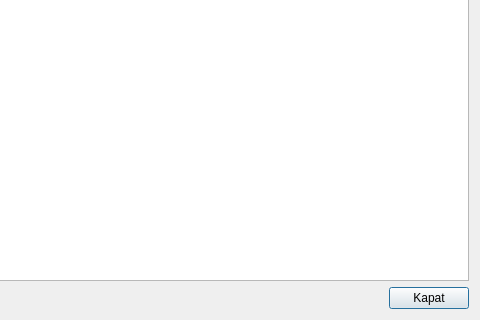
This is listele.ui in ekcdr/bahcesehirbitirme as Qt 5 draws it before an edit; both pictures show x 179 to 659 and y 131 to 451 of the 659 by 451 pixel window. The edited form follows.
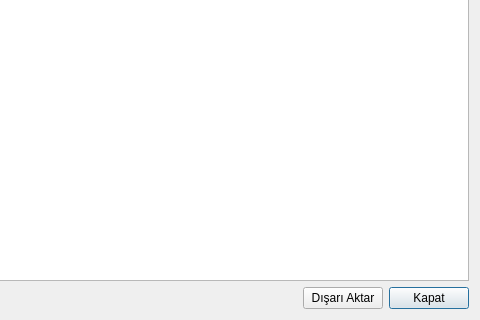
This is the edited form.

Patch:
```diff
--- a/listele.ui
+++ b/listele.ui
@@ -14,10 +14,10 @@
    <string>Dialog</string>
   </property>
   <layout class="QGridLayout" name="gridLayout">
-   <item row="0" column="0" colspan="2">
+   <item row="0" column="0" colspan="3">
     <widget class="QTableWidget" name="tableListe"/>
    </item>
-   <item row="1" column="1">
+   <item row="1" column="2">
     <widget class="QPushButton" name="btnKapat">
      <property name="text">
       <string>Kapat</string>
@@ -37,6 +37,13 @@
      </property>
     </spacer>
    </item>
+   <item row="1" column="1">
+    <widget class="QPushButton" name="btnDisariAktar">
+     <property name="text">
+      <string>Dışarı Aktar</string>
+     </property>
+    </widget>
+   </item>
   </layout>
  </widget>
  <resources/>
```
